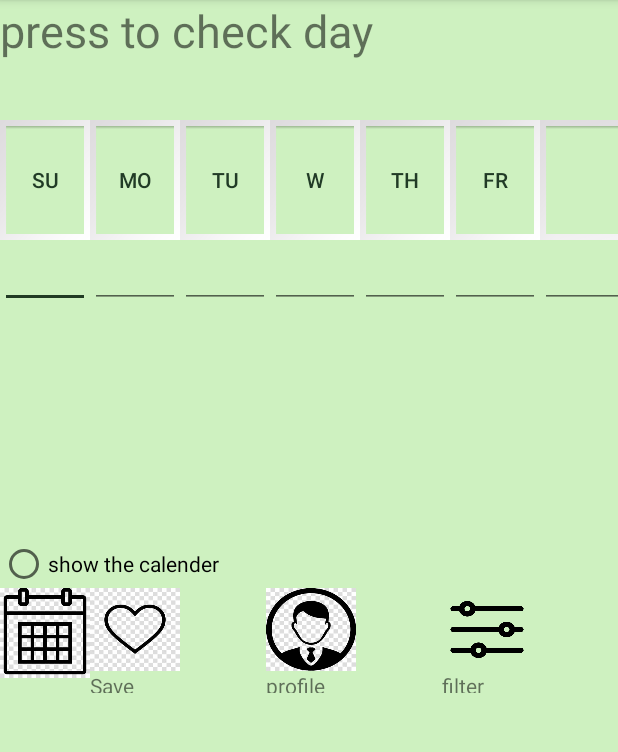
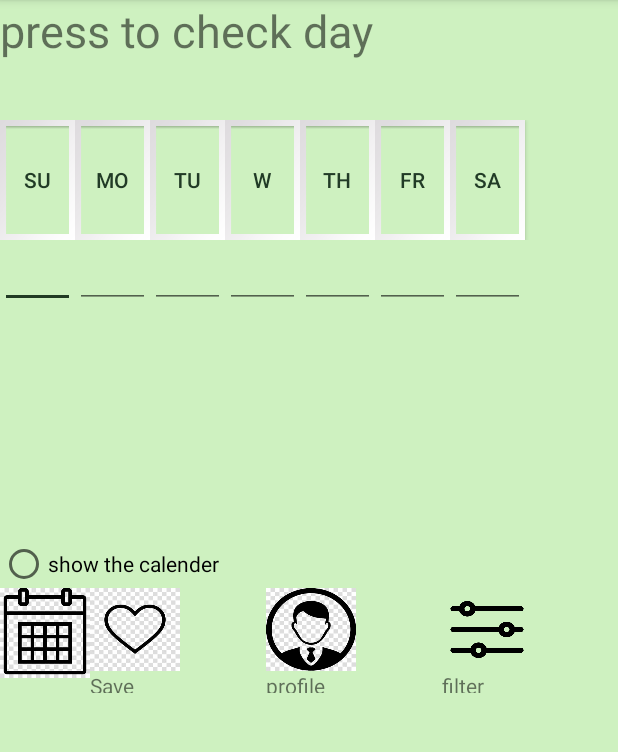
Before and after one commit to rivkaba/footBall, an Android app: the Calendar screen opened directly, with no data from a screen before it, on a phone screen of 412 x 824 dp, the part 84-836 px from its top. Run offline under Robolectric (Android 15) with nearby library versions, the phone set to English and light mode, and no system bars; 1 statement that could not run was skipped.

Commit message:
size of the day

```diff
--- a/app/src/main/java/rivkaba/com/Video.java
+++ b/app/src/main/java/rivkaba/com/Video.java
@@ -14,10 +14,10 @@ public class Video extends AppCompatActivity {
         super.onCreate(savedInstanceState);
         setContentView(R.layout.activity_video);
         VideoView=(VideoView) findViewById(R.id.videoView1);
-      //  MediaStore.Video.Media mm= MediaStore.Video.Media (this,R.raw.video);
+      // MediaStore mm= new MediaStore(this, R.raw.video);
      //   mm.start();
       //  VideoView="https://www.youtube.com/watch?v=2AWLqffzR9k";
-        MediaPlayer m=MediaPlayer.create(this,R.raw.song1);
+        MediaPlayer m=MediaPlayer.create(this, R.raw.song1);
         m.start();
     }
 }
--- a/app/src/main/res/layout/activity_calendar.xml
+++ b/app/src/main/res/layout/activity_calendar.xml
@@ -36,7 +36,7 @@
 
                 <Button
                     android:id="@+id/btnSu"
-                    android:layout_width="60dp"
+                    android:layout_width="50dp"
                     android:layout_height="80dp"
                     android:background="@android:drawable/gallery_thumb"
                     android:text="Su"
@@ -45,7 +45,7 @@
 
                 <Button
                     android:id="@+id/btnMo"
-                    android:layout_width="60dp"
+                    android:layout_width="50dp"
                     android:layout_height="80dp"
                     android:background="@android:drawable/gallery_thumb"
                     android:text="Mo"
@@ -53,7 +53,7 @@
 
                 <Button
                     android:id="@+id/btnTu"
-                    android:layout_width="60dp"
+                    android:layout_width="50dp"
                     android:layout_height="80dp"
                     android:background="@android:drawable/gallery_thumb"
                     android:text="Tu"
@@ -61,7 +61,7 @@
 
                 <Button
                     android:id="@+id/btnW"
-                    android:layout_width="60dp"
+                    android:layout_width="50dp"
                     android:layout_height="80dp"
                     android:background="@android:drawable/gallery_thumb"
                     android:text="W"
@@ -69,7 +69,7 @@
 
                 <Button
                     android:id="@+id/btnTh"
-                    android:layout_width="60dp"
+                    android:layout_width="50dp"
                     android:layout_height="80dp"
                     android:background="@android:drawable/gallery_thumb"
                     android:text="Th"
@@ -77,7 +77,7 @@
 
                 <Button
                     android:id="@+id/btnFr"
-                    android:layout_width="60dp"
+                    android:layout_width="50dp"
                     android:layout_height="80dp"
                     android:background="@android:drawable/gallery_thumb"
                     android:text="Fr"
@@ -107,7 +107,7 @@
 
                         <EditText
                             android:id="@+id/editText5"
-                            android:layout_width="60dp"
+                            android:layout_width="50dp"
                             android:layout_height="wrap_content"
                             android:ems="10"
                             android:gravity="start|top"
@@ -126,7 +126,7 @@
 
                         <EditText
                             android:id="@+id/editText6"
-                            android:layout_width="60dp"
+                            android:layout_width="50dp"
                             android:layout_height="wrap_content"
                             android:ems="10"
                             android:gravity="start|top"
@@ -145,7 +145,7 @@
 
                         <EditText
                             android:id="@+id/editText7"
-                            android:layout_width="60dp"
+                            android:layout_width="50dp"
                             android:layout_height="wrap_content"
                             android:ems="10"
                             android:gravity="start|top"
@@ -164,7 +164,7 @@
 
                         <EditText
                             android:id="@+id/editText8"
-                            android:layout_width="60dp"
+                            android:layout_width="50dp"
                             android:layout_height="wrap_content"
                             android:ems="10"
                             android:gravity="start|top"
@@ -183,7 +183,7 @@
 
                         <EditText
                             android:id="@+id/editText9"
-                            android:layout_width="60dp"
+                            android:layout_width="50dp"
                             android:layout_height="wrap_content"
                             android:ems="10"
                             android:gravity="start|top"
@@ -202,7 +202,7 @@
 
                         <EditText
                             android:id="@+id/editText10"
-                            android:layout_width="60dp"
+                            android:layout_width="50dp"
                             android:layout_height="wrap_content"
                             android:ems="10"
                             android:gravity="start|top"
@@ -222,7 +222,7 @@
 
                         <EditText
                             android:id="@+id/editText11"
-                            android:layout_width="wrap_content"
+                            android:layout_width="50dp"
                             android:layout_height="wrap_content"
                             android:ems="10"
                             android:gravity="start|top"
```
